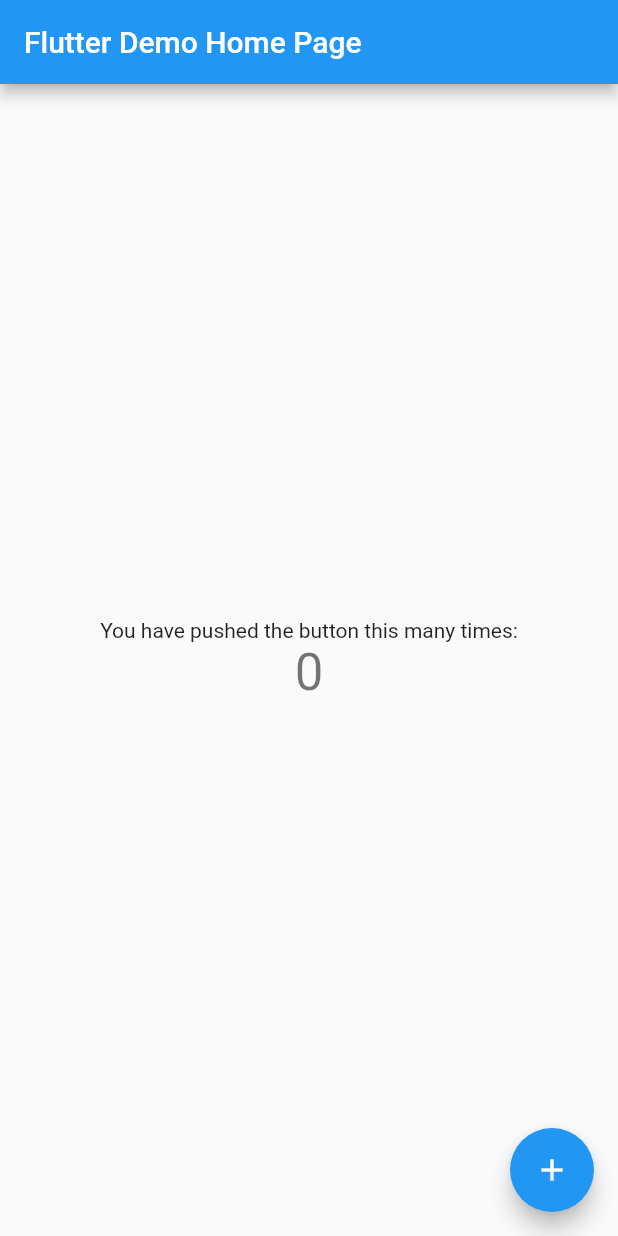
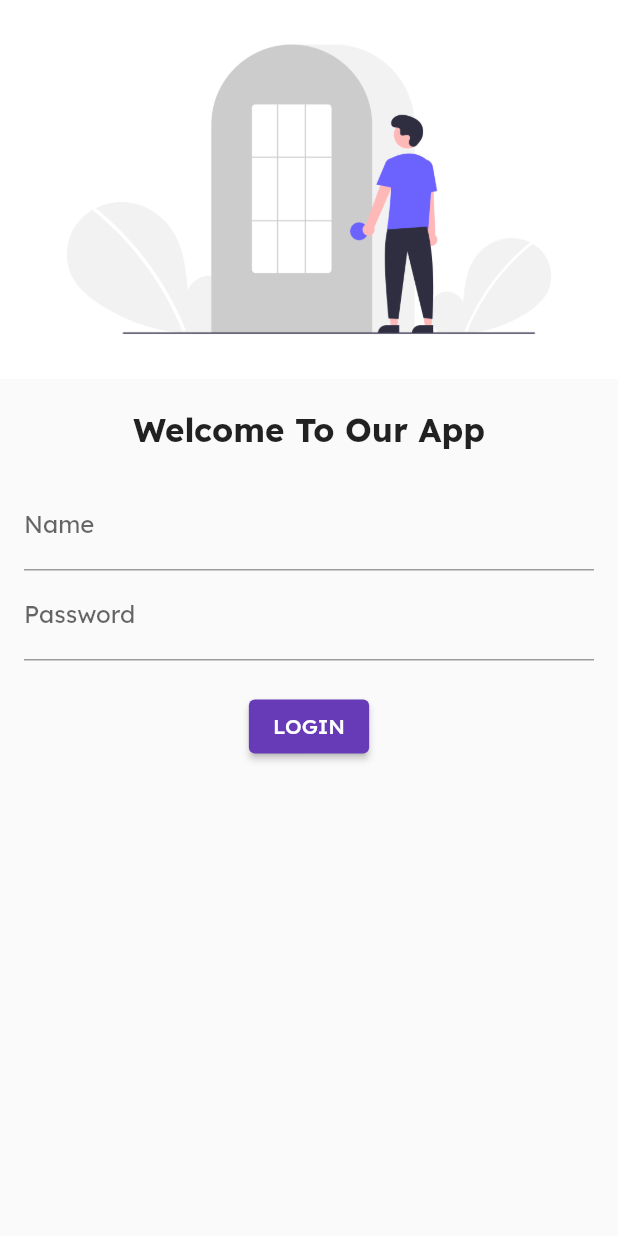
Before and after one commit to Manav-016/Flutter-30, a Flutter app: the screen it shows after launch, on a phone screen of 412 x 824 dp. Run offline on Flutter 3.47's test engine with Material 2 defaults, Android fonts, the phone set to English and light mode, and no system bars; our stand-ins replace google_fonts.

Commit message:
LoginPage

```diff
--- a/lib/main.dart
+++ b/lib/main.dart
@@ -1,4 +1,8 @@
 import 'package:flutter/material.dart';
+import 'package:google_fonts/google_fonts.dart';
+import 'package:practice_1/pages/home_page.dart';
+import 'package:practice_1/pages/login_page.dart';
+import 'package:google_fonts/google_fonts.dart';
 
 void main() {
   runApp(const MyApp());
@@ -7,109 +11,19 @@ void main() {
 class MyApp extends StatelessWidget {
   const MyApp({Key? key}) : super(key: key);
 
-  // This widget is the root of your application.
   @override
   Widget build(BuildContext context) {
+    // ignore: prefer_const_constructors
     return MaterialApp(
-      title: 'Flutter Demo',
+      debugShowCheckedModeBanner: false,
       theme: ThemeData(
-        // This is the theme of your application.
-        //
-        // Try running your application with "flutter run". You'll see the
-        // application has a blue toolbar. Then, without quitting the app, try
-        // changing the primarySwatch below to Colors.green and then invoke
-        // "hot reload" (press "r" in the console where you ran "flutter run",
-        // or simply save your changes to "hot reload" in a Flutter IDE).
-        // Notice that the counter didn't reset back to zero; the application
-        // is not restarted.
-        primarySwatch: Colors.blue,
+        fontFamily: GoogleFonts.lexend().fontFamily,
+        primarySwatch: Colors.deepPurple,
+        // primaryTextTheme: GoogleFonts.latoTextTheme(),
       ),
-      home: const MyHomePage(title: 'Flutter Demo Home Page'),
+      routes: {
+        "/":(context)=>Loginpage(),
+      },
     );
   }
 }
-
-class MyHomePage extends StatefulWidget {
-  const MyHomePage({Key? key, required this.title}) : super(key: key);
-
-  // This widget is the home page of your application. It is stateful, meaning
-  // that it has a State object (defined below) that contains fields that affect
-  // how it looks.
-
-  // This class is the configuration for the state. It holds the values (in this
-  // case the title) provided by the parent (in this case the App widget) and
-  // used by the build method of the State. Fields in a Widget subclass are
-  // always marked "final".
-
-  final String title;
-
-  @override
-  State<MyHomePage> createState() => _MyHomePageState();
-}
-
-class _MyHomePageState extends State<MyHomePage> {
-  int _counter = 0;
-
-  void _incrementCounter() {
-    setState(() {
-      // This call to setState tells the Flutter framework that something has
-      // changed in this State, which causes it to rerun the build method below
-      // so that the display can reflect the updated values. If we changed
-      // _counter without calling setState(), then the build method would not be
-      // called again, and so nothing would appear to happen.
-      _counter++;
-    });
-  }
-
-  @override
-  Widget build(BuildContext context) {
-    // This method is rerun every time setState is called, for instance as done
-    // by the _incrementCounter method above.
-    //
-    // The Flutter framework has been optimized to make rerunning build methods
-    // fast, so that you can just rebuild anything that needs updating rather
-    // than having to individually change instances of widgets.
-    return Scaffold(
-      appBar: AppBar(
-        // Here we take the value from the MyHomePage object that was created by
-        // the App.build method, and use it to set our appbar title.
-        title: Text(widget.title),
-      ),
-      body: Center(
-        // Center is a layout widget. It takes a single child and positions it
-        // in the middle of the parent.
-        child: Column(
-          // Column is also a layout widget. It takes a list of children and
-          // arranges them vertically. By default, it sizes itself to fit its
-          // children horizontally, and tries to be as tall as its parent.
-          //
-          // Invoke "debug painting" (press "p" in the console, choose the
-          // "Toggle Debug Paint" action from the Flutter Inspector in Android
-          // Studio, or the "Toggle Debug Paint" command in Visual Studio Code)
-          // to see the wireframe for each widget.
-          //
-          // Column has various properties to control how it sizes itself and
-          // how it positions its children. Here we use mainAxisAlignment to
-          // center the children vertically; the main axis here is the vertical
-          // axis because Columns are vertical (the cross axis would be
-          // horizontal).
-          mainAxisAlignment: MainAxisAlignment.center,
-          children: <Widget>[
-            const Text(
-              'You have pushed the button this many times:',
-            ),
-            Text(
-              '$_counter',
-              style: Theme.of(context).textTheme.headline4,
-            ),
-          ],
-        ),
-      ),
-      floatingActionButton: FloatingActionButton(
-        onPressed: _incrementCounter,
-        tooltip: 'Increment',
-        child: const Icon(Icons.add),
-      ), // This trailing comma makes auto-formatting nicer for build methods.
-    );
-  }
-}
--- a/lib/home_page.dart
+++ b/lib/pages/home_page.dart
@@ -5,7 +5,7 @@
 import 'package:flutter/material.dart';
 
 // ignore: unused_import
-import 'main.dart';
+import '../main.dart';
 
 class Homepage extends StatelessWidget {
   const Homepage({ Key? key }) : super(key: key);
--- /dev/null
+++ b/lib/pages/login_page.dart
@@ -0,0 +1,50 @@
+// ignore_for_file: prefer_const_constructors
+
+import 'package:flutter/material.dart';
+import 'package:google_fonts/google_fonts.dart';
+
+class Loginpage extends StatelessWidget {
+  const Loginpage({Key? key}) : super(key: key);
+
+  @override
+  Widget build(BuildContext context) {
+    return Material(
+      child:
+          // ignore: prefer_const_constructors
+          Column(children: [
+        Image.asset("assets/images/login_img.png"),
+        SizedBox(
+          height: 20,
+        ),
+        Text(
+          "Welcome To Our App",
+          style: TextStyle(fontWeight: FontWeight.bold, fontSize: 22),
+        ),
+        SizedBox(
+          height: 20,
+        ),
+        Padding(
+          padding: const EdgeInsets.symmetric(horizontal: 16.0),
+          child: Column(
+            children: [
+              TextFormField(
+                decoration:
+                    InputDecoration(hintText: "Enter Name", labelText: "Name"),
+              ),
+              TextFormField(
+                obscureText: true,
+                decoration: InputDecoration(
+                    hintText: "Enter Password", labelText: "Password"),
+              ),
+              SizedBox(
+                height: 20,
+              ),
+              ElevatedButton(
+                  onPressed: () => {print("object")}, child: Text("LOGIN"))
+            ],
+          ),
+        )
+      ]),
+    );
+  }
+}
--- a/pubspec.yaml
+++ b/pubspec.yaml
@@ -29,6 +29,7 @@ environment:
 dependencies:
   flutter:
     sdk: flutter
+  google_fonts: ^2.2.0
 
 
   # The following adds the Cupertino Icons font to your application.
@@ -58,8 +59,8 @@ flutter:
   uses-material-design: true
 
   # To add assets to your application, add an assets section, like this:
-  # assets:
-  #   - images/a_dot_burr.jpeg
+  assets:
+    - assets/images/
   #   - images/a_dot_ham.jpeg
 
   # An image asset can refer to one or more resolution-specific "variants", see
```
Also changed, not shown: assets/images/login_img.png (added), pubspec.lock, 3 other files.
